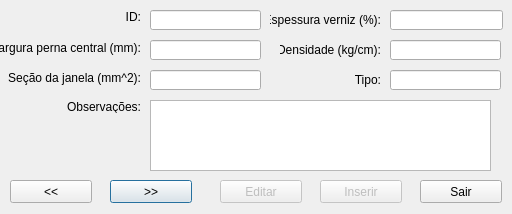
Old version of the form windows/windowlamina.ui in the repository KyryIx/Helena.
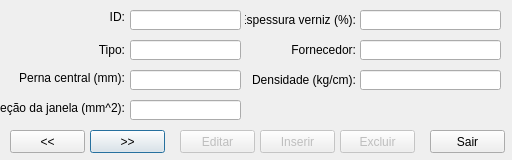
New version of the form. Icons and pictures are not drawn.

What changed in the file:
```diff
--- a/windows/windowlamina.ui
+++ b/windows/windowlamina.ui
@@ -7,19 +7,19 @@
     <x>0</x>
     <y>0</y>
     <width>512</width>
-    <height>214</height>
+    <height>160</height>
    </rect>
   </property>
   <property name="minimumSize">
    <size>
     <width>512</width>
-    <height>214</height>
+    <height>160</height>
    </size>
   </property>
   <property name="maximumSize">
    <size>
     <width>512</width>
-    <height>214</height>
+    <height>160</height>
    </size>
   </property>
   <property name="windowTitle">
@@ -34,7 +34,7 @@
     <rect>
      <x>0</x>
      <y>10</y>
-     <width>141</width>
+     <width>125</width>
      <height>13</height>
     </rect>
    </property>
@@ -49,13 +49,13 @@
    <property name="geometry">
     <rect>
      <x>0</x>
-     <y>40</y>
-     <width>141</width>
+     <y>70</y>
+     <width>125</width>
      <height>16</height>
     </rect>
    </property>
    <property name="text">
-    <string>Largura perna central (mm):</string>
+    <string>Perna central (mm):</string>
    </property>
    <property name="alignment">
     <set>Qt::AlignRight|Qt::AlignTrailing|Qt::AlignVCenter</set>
@@ -65,8 +65,8 @@
    <property name="geometry">
     <rect>
      <x>0</x>
-     <y>70</y>
-     <width>141</width>
+     <y>100</y>
+     <width>125</width>
      <height>16</height>
     </rect>
    </property>
@@ -80,9 +80,9 @@
   <widget class="QLabel" name="label_weight">
    <property name="geometry">
     <rect>
-     <x>280</x>
-     <y>40</y>
-     <width>101</width>
+     <x>245</x>
+     <y>70</y>
+     <width>111</width>
      <height>20</height>
     </rect>
    </property>
@@ -96,9 +96,9 @@
   <widget class="QLabel" name="label_type">
    <property name="geometry">
     <rect>
-     <x>290</x>
-     <y>70</y>
-     <width>91</width>
+     <x>0</x>
+     <y>40</y>
+     <width>125</width>
      <height>20</height>
     </rect>
    </property>
@@ -112,28 +112,34 @@
   <widget class="QLineEdit" name="lineEdit_id">
    <property name="geometry">
     <rect>
-     <x>150</x>
+     <x>130</x>
      <y>10</y>
      <width>111</width>
      <height>20</height>
     </rect>
    </property>
-  </widget>
-  <widget class="QLineEdit" name="lineEdit__width">
-   <property name="geometry">
-    <rect>
-     <x>150</x>
-     <y>40</y>
-     <width>111</width>
-     <height>20</height>
-    </rect>
+   <property name="readOnly">
+    <bool>true</bool>
    </property>
   </widget>
   <widget class="QLineEdit" name="lineEdit_area">
    <property name="geometry">
     <rect>
-     <x>150</x>
+     <x>130</x>
      <y>70</y>
+     <width>111</width>
+     <height>20</height>
+    </rect>
+   </property>
+   <property name="text">
+    <string/>
+   </property>
+  </widget>
+  <widget class="QLineEdit" name="lineEdit_windowArea">
+   <property name="geometry">
+    <rect>
+     <x>130</x>
+     <y>100</y>
      <width>111</width>
      <height>20</height>
     </rect>
@@ -142,9 +148,9 @@
   <widget class="QLineEdit" name="lineEdit_weight">
    <property name="geometry">
     <rect>
-     <x>390</x>
-     <y>40</y>
-     <width>111</width>
+     <x>360</x>
+     <y>70</y>
+     <width>141</width>
      <height>20</height>
     </rect>
    </property>
@@ -152,45 +158,19 @@
   <widget class="QLineEdit" name="lineEdit_type">
    <property name="geometry">
     <rect>
-     <x>390</x>
-     <y>70</y>
+     <x>130</x>
+     <y>40</y>
      <width>111</width>
      <height>20</height>
     </rect>
    </property>
   </widget>
-  <widget class="QLabel" name="label_observation">
-   <property name="geometry">
-    <rect>
-     <x>0</x>
-     <y>100</y>
-     <width>141</width>
-     <height>13</height>
-    </rect>
-   </property>
-   <property name="text">
-    <string>Observações:</string>
-   </property>
-   <property name="alignment">
-    <set>Qt::AlignRight|Qt::AlignTrailing|Qt::AlignVCenter</set>
-   </property>
-  </widget>
-  <widget class="QTextEdit" name="textEdit_observation">
-   <property name="geometry">
-    <rect>
-     <x>150</x>
-     <y>100</y>
-     <width>341</width>
-     <height>71</height>
-    </rect>
-   </property>
-  </widget>
   <widget class="QPushButton" name="pushButton_after">
    <property name="geometry">
     <rect>
-     <x>110</x>
-     <y>180</y>
-     <width>82</width>
+     <x>90</x>
+     <y>130</y>
+     <width>75</width>
      <height>23</height>
     </rect>
    </property>
@@ -204,9 +184,9 @@
    </property>
    <property name="geometry">
     <rect>
-     <x>320</x>
-     <y>180</y>
-     <width>82</width>
+     <x>260</x>
+     <y>130</y>
+     <width>75</width>
      <height>23</height>
     </rect>
    </property>
@@ -218,8 +198,8 @@
    <property name="geometry">
     <rect>
      <x>10</x>
-     <y>180</y>
-     <width>82</width>
+     <y>130</y>
+     <width>75</width>
      <height>23</height>
     </rect>
    </property>
@@ -233,9 +213,9 @@
    </property>
    <property name="geometry">
     <rect>
-     <x>220</x>
-     <y>180</y>
-     <width>82</width>
+     <x>180</x>
+     <y>130</y>
+     <width>75</width>
      <height>23</height>
     </rect>
    </property>
@@ -246,9 +226,9 @@
   <widget class="QPushButton" name="pushButton_exit">
    <property name="geometry">
     <rect>
-     <x>420</x>
-     <y>180</y>
-     <width>82</width>
+     <x>430</x>
+     <y>130</y>
+     <width>75</width>
      <height>23</height>
     </rect>
    </property>
@@ -259,9 +239,9 @@
   <widget class="QLineEdit" name="lineEdit_thicknessPercent">
    <property name="geometry">
     <rect>
-     <x>390</x>
+     <x>360</x>
      <y>10</y>
-     <width>113</width>
+     <width>141</width>
      <height>20</height>
     </rect>
    </property>
@@ -269,7 +249,7 @@
   <widget class="QLabel" name="label_thicknessPercent">
    <property name="geometry">
     <rect>
-     <x>270</x>
+     <x>245</x>
      <y>10</y>
      <width>111</width>
      <height>20</height>
@@ -282,6 +262,48 @@
     <set>Qt::AlignRight|Qt::AlignTrailing|Qt::AlignVCenter</set>
    </property>
   </widget>
+  <widget class="QLineEdit" name="lineEdit_provider">
+   <property name="geometry">
+    <rect>
+     <x>360</x>
+     <y>40</y>
+     <width>141</width>
+     <height>20</height>
+    </rect>
+   </property>
+  </widget>
+  <widget class="QLabel" name="label_type_2">
+   <property name="geometry">
+    <rect>
+     <x>245</x>
+     <y>40</y>
+     <width>111</width>
+     <height>20</height>
+    </rect>
+   </property>
+   <property name="text">
+    <string>Fornecedor:</string>
+   </property>
+   <property name="alignment">
+    <set>Qt::AlignRight|Qt::AlignTrailing|Qt::AlignVCenter</set>
+   </property>
+  </widget>
+  <widget class="QPushButton" name="pushButton_delete">
+   <property name="enabled">
+    <bool>false</bool>
+   </property>
+   <property name="geometry">
+    <rect>
+     <x>340</x>
+     <y>130</y>
+     <width>75</width>
+     <height>23</height>
+    </rect>
+   </property>
+   <property name="text">
+    <string>Excluir</string>
+   </property>
+  </widget>
  </widget>
  <resources>
   <include location="../icons/main.qrc"/>
```
Left out of the diff: 2 changed lines with no effect on the pictures.
